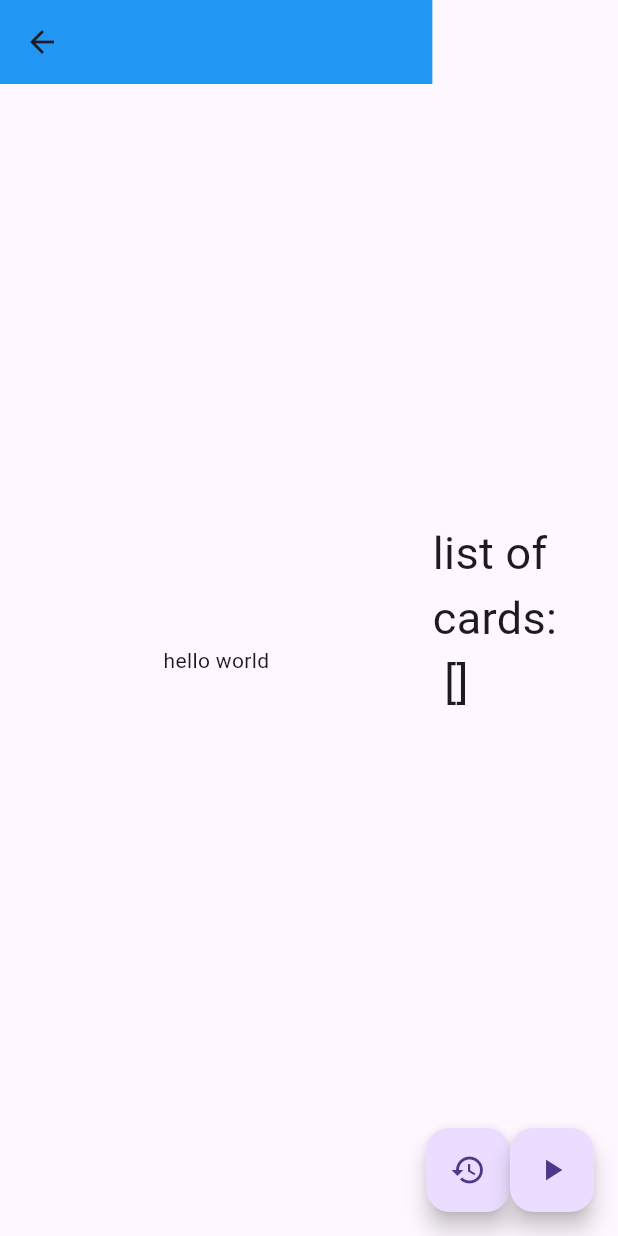
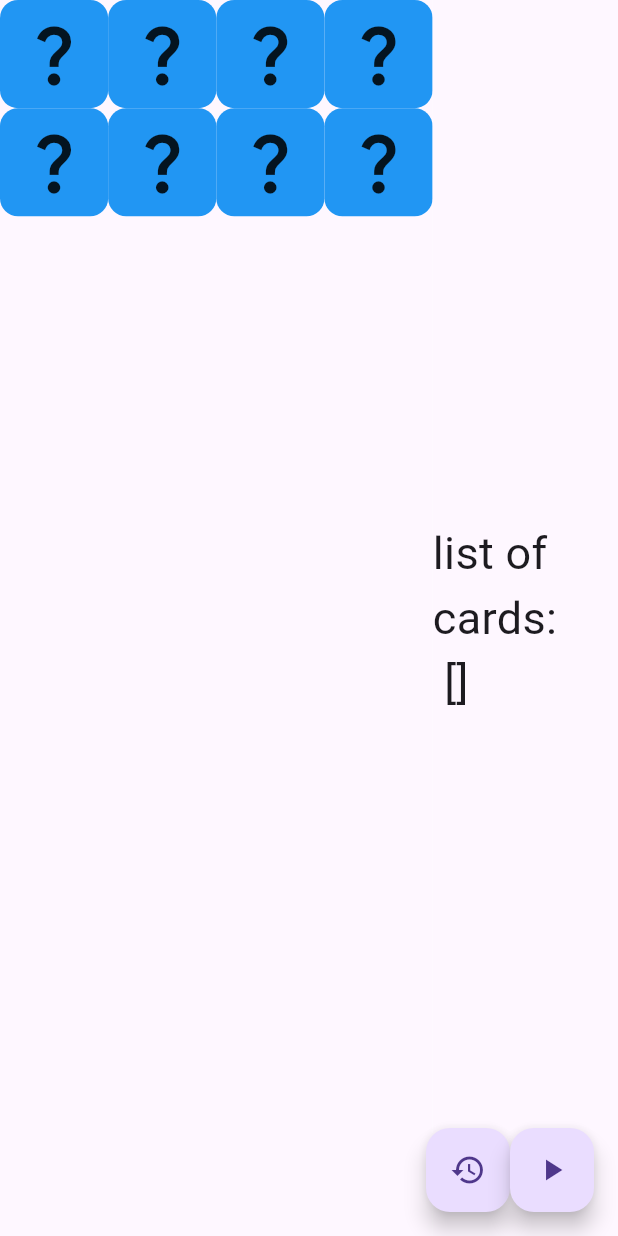
Before and after one commit to amersoftware1/MemoryCard_Game, a Flutter app: the StatefullDebugger screen opened directly, on a phone screen of 412 x 824 dp. Run offline on Flutter 3.47's test engine with Material 3 defaults, Android fonts, the phone set to English and light mode, and no system bars.

Commit message:
Version 1.0

```diff
--- a/lib/LogicLayer/card_manager.dart
+++ b/lib/LogicLayer/card_manager.dart
@@ -4,7 +4,6 @@ import 'card.dart';
 class CardManager {
   static List<Card> cards = [];
   static var cardIconList = ["Apple", "Pie", "Medal", "Cat"];
-  static var usedIcons = [];
 
   static void makeCards() {
     for (var icon in cardIconList) {
--- a/lib/LogicLayer/game_manager.dart
+++ b/lib/LogicLayer/game_manager.dart
@@ -7,7 +7,7 @@ class GameManager {
     }
   }
 
-  static endGame() {
+  static void endGame() {
     resetCards();
   }
 
--- /dev/null
+++ b/lib/PresentationLayer/CustomElements/game_card.dart
@@ -0,0 +1,98 @@
+import 'package:flutter/material.dart';
+
+class GameCard extends StatefulWidget {
+  const GameCard({super.key});
+
+  @override
+  State<GameCard> createState() => _GameCardState();
+}
+
+// Code Below is AI generated
+class _GameCardState extends State<GameCard>
+    with SingleTickerProviderStateMixin {
+  late AnimationController controller;
+  late Animation<double> animation;
+
+  bool isFront = true;
+
+  @override
+  void initState() {
+    super.initState();
+
+    controller = AnimationController(
+      vsync: this,
+      duration: const Duration(milliseconds: 500),
+    );
+
+    animation = Tween<double>(begin: 0, end: 3.14159).animate(controller);
+  }
+
+  void flipCard() {
+    if (controller.isAnimating) return;
+
+    if (isFront) {
+      controller.forward();
+    } else {
+      controller.reverse();
+    }
+
+    isFront = !isFront;
+  }
+
+  @override
+  void dispose() {
+    controller.dispose();
+    super.dispose();
+  }
+
+  @override
+  Widget build(BuildContext context) {
+    return GestureDetector(
+      onTap: flipCard,
+      child: AnimatedBuilder(
+        animation: animation,
+        builder: (context, child) {
+          double angle = animation.value;
+
+          return Transform(
+            alignment: Alignment.center,
+            transform: Matrix4.identity()
+              ..setEntry(3, 2, 0.001)
+              ..rotateY(angle),
+            child: angle < 1.5708
+                ? frontCard()
+                : Transform(
+                    alignment: Alignment.center,
+                    transform: Matrix4.identity()..rotateY(3.14159),
+                    child: backCard(),
+                  ),
+          );
+        },
+      ),
+    );
+  }
+
+  Widget frontCard() {
+    return Container(
+      width: 120,
+      height: 160,
+      decoration: BoxDecoration(
+        color: Colors.blue,
+        borderRadius: BorderRadius.circular(12),
+      ),
+      child: const Center(child: Icon(Icons.question_mark, size: 50)),
+    );
+  }
+
+  Widget backCard() {
+    return Container(
+      width: 120,
+      height: 160,
+      decoration: BoxDecoration(
+        color: Colors.orange,
+        borderRadius: BorderRadius.circular(12),
+      ),
+      child: const Center(child: Text("Item", style: TextStyle(fontSize: 24))),
+    );
+  }
+}
--- a/lib/CustomElements/game_grid.dart
+++ b/lib/PresentationLayer/CustomElements/game_grid.dart
@@ -7,13 +7,10 @@ class GameGrid extends StatelessWidget {
   @override
   Widget build(BuildContext context) {
     return GridView.builder(
-      padding: const EdgeInsets.all(16),
       gridDelegate: const SliverGridDelegateWithFixedCrossAxisCount(
-        crossAxisCount: 3, // 4 cards per row
-        crossAxisSpacing: 10,
-        mainAxisSpacing: 10,
+        crossAxisCount: 4,
       ),
-      itemCount: 9, // Total number of cards
+      itemCount: 8,
       itemBuilder: (context, index) {
         return GameCard();
       },
--- a/lib/main.dart
+++ b/lib/main.dart
@@ -1,6 +1,6 @@
 import 'package:flutter/material.dart';
 import 'LogicLayer/game_manager.dart';
-import 'PresentationLayer/start_screen.dart';
+import 'PresentationLayer/CustomElements/game_grid.dart';
 
 void main() {
   runApp(const MainApp());
@@ -13,7 +13,7 @@ class MainApp extends StatelessWidget {
   Widget build(BuildContext context) {
     return const MaterialApp(
       debugShowCheckedModeBanner: false,
-      home: StartScreen(),
+      home: MainBody(),
     );
   }
 }
@@ -23,10 +23,7 @@ class MainBody extends StatelessWidget {
 
   @override
   Widget build(BuildContext context) {
-    return Scaffold(
-      appBar: AppBar(backgroundColor: Colors.blue),
-      body: Center(child: Text("hello world")),
-    );
+    return Scaffold(body: Center(child: GameGrid()));
   }
 }
 
```
Also changed, not shown: analysis_options.yaml (+7 -0 lines), lib/CustomElements/game_card.dart (deleted, +0 -31 lines), lib/LogicLayer/card_data.dart (added), pubspec.lock, 8 other files.
